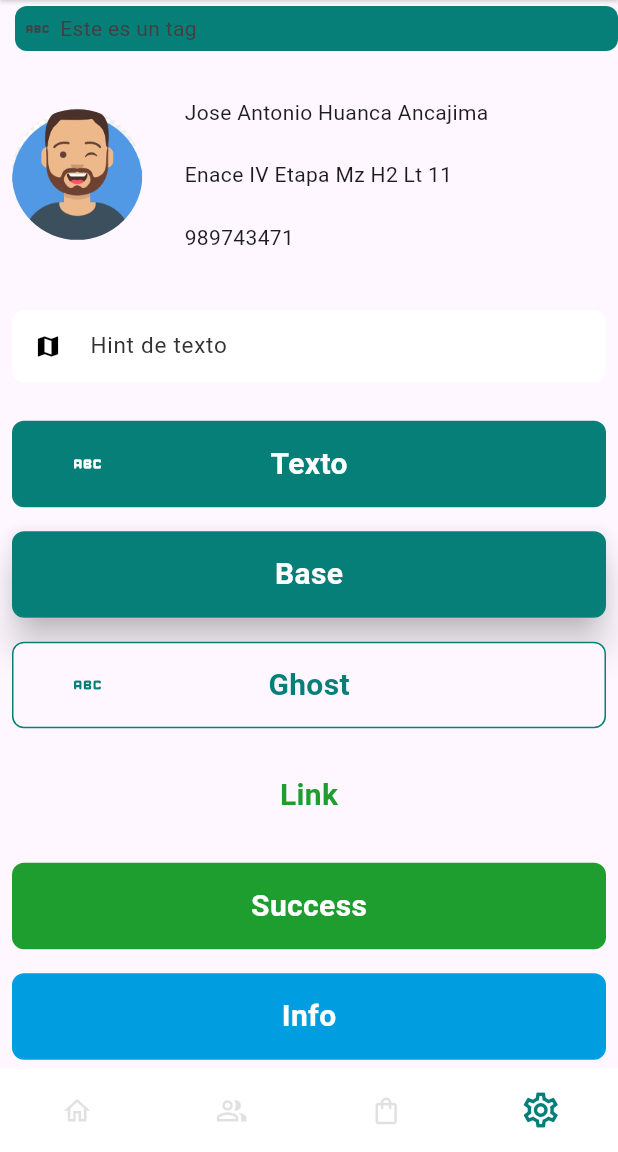
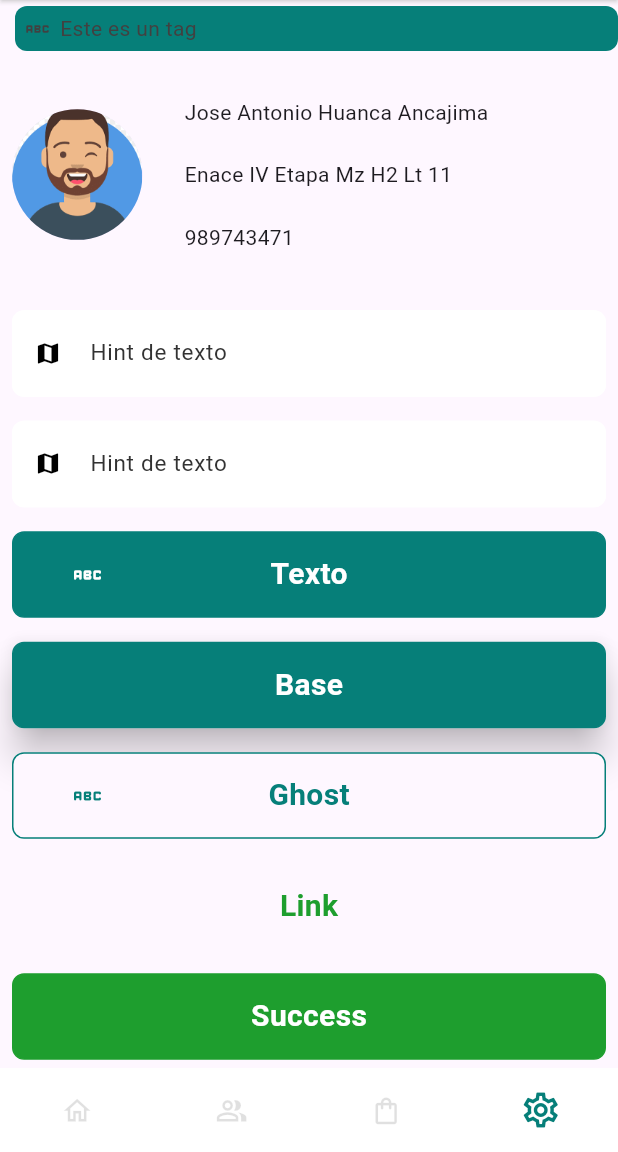
Before and after one commit to jahuanca/utilsFlutter, a Flutter app: the screen it shows after launch, on a phone screen of 412 x 824 dp, the part 84-1236 px from its top. Run offline on Flutter 3.47's test engine with Material 3 defaults, Android fonts, the phone set to English and light mode, and no system bars; missing offline and left inert: global_configuration; network calls fail.

```diff
--- a/example/lib/main.dart
+++ b/example/lib/main.dart
@@ -76,6 +76,17 @@ class ExamplePage extends StatelessWidget {
               hintText: 'Hint de texto',
               padding: const EdgeInsets.all(8),
             ),
+            InputWidget(
+              icon: const Icon(
+                Icons.map,
+                color: Colors.black,
+              ),
+              inputBorderCurrent: OutlineInputBorder(
+                  borderRadius: BorderRadius.circular(borderRadius()),
+                  borderSide: BorderSide(width: 1, color: cardColor())),
+              hintText: 'Hint de texto',
+              padding: const EdgeInsets.all(8),
+            ),
             ButtonWidget(
                 text: 'Texto',
                 icon: Icons.abc_rounded,
--- a/lib/src/ui/widgets/inputs/input_widget.dart
+++ b/lib/src/ui/widgets/inputs/input_widget.dart
@@ -47,7 +47,6 @@ class InputWidget extends StatelessWidget {
 
   @override
   Widget build(BuildContext context) {
-
     final inputBorderSelected = inputBorderCurrent ?? inputBorder();
 
     final Size size = MediaQuery.of(context).size;
@@ -74,24 +73,30 @@ class InputWidget extends StatelessWidget {
                 child: Stack(
                   children: [
                     TextFormField(
+                      expands: true,
                       style: primaryTextStyleBase(),
                       enabled: enabled,
                       initialValue: initialValue,
                       maxLength: maxLength,
                       keyboardType: textInputType,
                       obscureText: isObscure,
-                      maxLines: isTextArea ? 5 : 1,
+                      minLines: null,
+                      maxLines: null,
                       decoration: InputDecoration(
                         isDense: isDense,
                         prefixIcon: icon,
-                        border:
-                            error == null ? inputBorderSelected : inputBorderError(),
-                        enabledBorder:
-                            error == null ? inputBorderSelected : inputBorderError(),
-                        disabledBorder:
-                            error == null ? inputBorderSelected : inputBorderError(),
-                        focusedBorder:
-                            error == null ? inputBorderSelected : inputBorderError(),
+                        border: error == null
+                            ? inputBorderSelected
+                            : inputBorderError(),
+                        enabledBorder: error == null
+                            ? inputBorderSelected
+                            : inputBorderError(),
+                        disabledBorder: error == null
+                            ? inputBorderSelected
+                            : inputBorderError(),
+                        focusedBorder: error == null
+                            ? inputBorderSelected
+                            : inputBorderError(),
                         filled: true,
                         fillColor: cardColor(),
                         contentPadding: isTextArea
```
